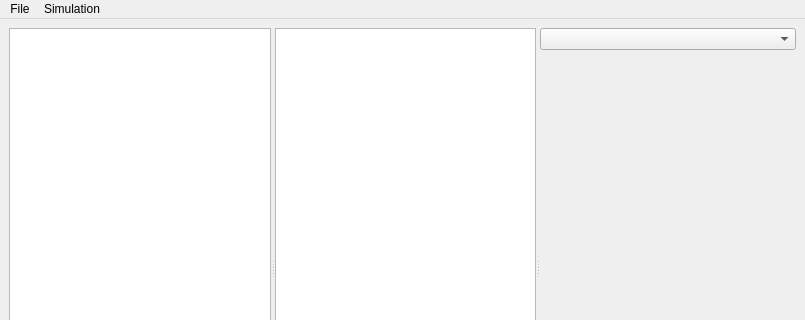
This is forms/mainwindow.ui in SamuelPossamai/spaceship-control as Qt 5 draws it before an edit; both pictures show x 0 to 805 and y 0 to 320 of the 805 by 621 pixel window. The edited form follows.
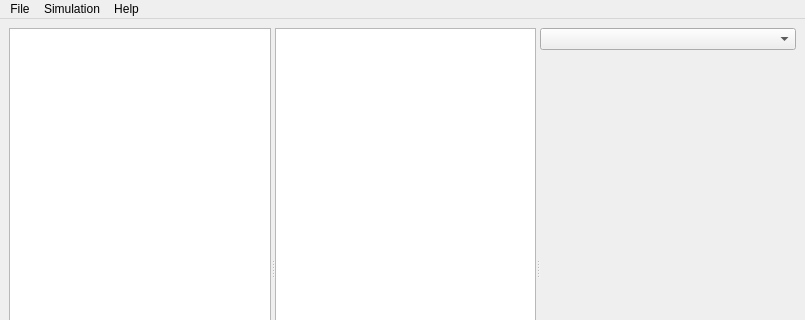
This is the edited form. Custom widgets are drawn as their Qt base class.

Commit message: Startig to create help section

The edit to the form file:
```diff
--- a/forms/mainwindow.ui
+++ b/forms/mainwindow.ui
@@ -168,8 +168,15 @@
     <addaction name="actionSimulationAutoRestart"/>
     <addaction name="actionFitAllOnStart"/>
    </widget>
+   <widget class="QMenu" name="menuHelp">
+    <property name="title">
+     <string>Help</string>
+    </property>
+    <addaction name="actionHelpHandbook"/>
+   </widget>
    <addaction name="menuFile"/>
    <addaction name="menuSettings"/>
+   <addaction name="menuHelp"/>
   </widget>
   <action name="actionLoadScenario">
    <property name="text">
```
Left out of the diff: 5 changed lines with no effect on the pictures. The commit also changes 3 other files.
